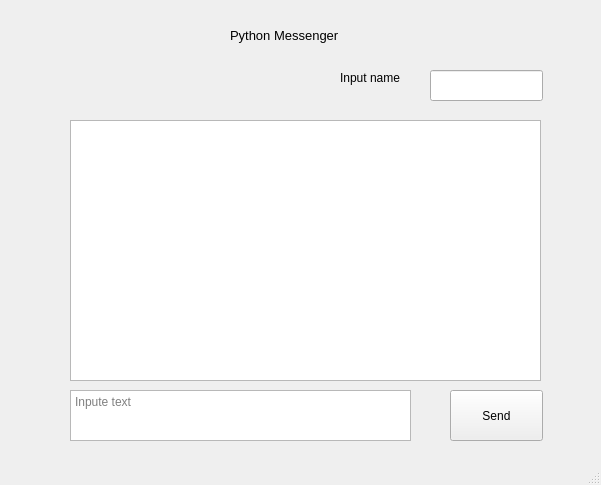
This is messenger/messenger.ui in VladBanasko/CollegeProjects as Qt 5 draws it before an edit. The edited form follows.
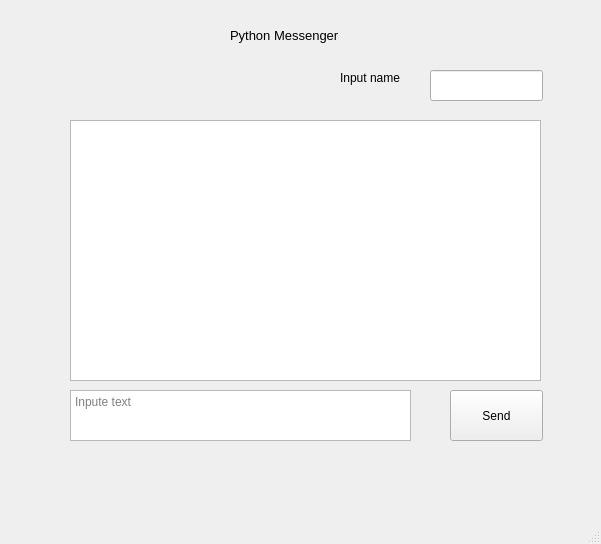
This is the edited form.

Patch:
```diff
--- a/messenger/messenger.ui
+++ b/messenger/messenger.ui
@@ -7,7 +7,7 @@
     <x>0</x>
     <y>0</y>
     <width>601</width>
-    <height>485</height>
+    <height>544</height>
    </rect>
   </property>
   <property name="windowTitle">
```
